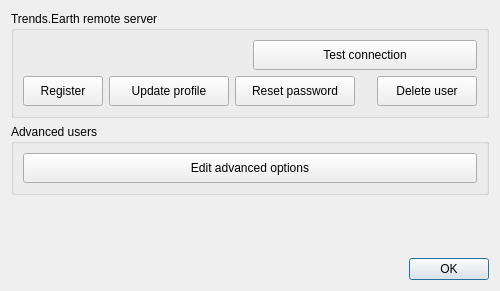
Above: LDMP/gui/DlgSettings.ui from ConservationInternational/trends.earth before the change. Below: the same form after it.
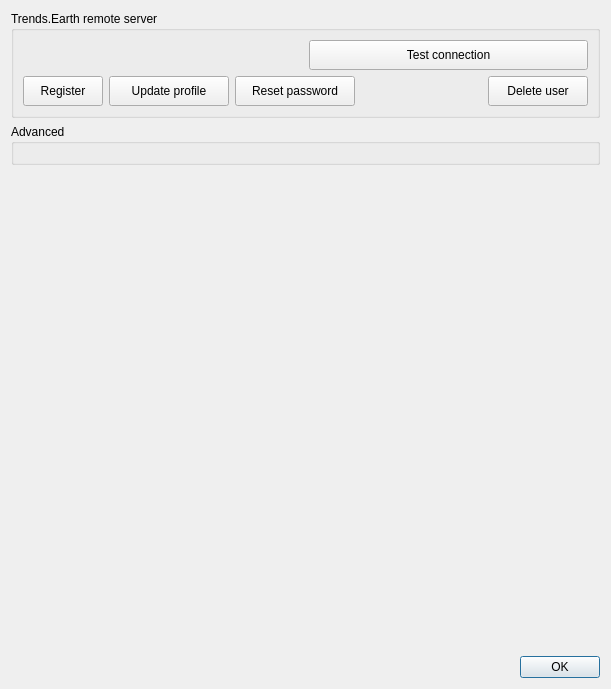
That is the form after the change. Custom widgets are drawn as their Qt base class.

Commit message:
Advanced parameters refactoring in the Settings dialogue. Fixes #359 (#365)
Refactor the settings dialogue's advanced section

```diff
--- a/LDMP/gui/DlgSettings.ui
+++ b/LDMP/gui/DlgSettings.ui
@@ -9,8 +9,8 @@
    <rect>
     <x>0</x>
     <y>0</y>
-    <width>500</width>
-    <height>291</height>
+    <width>611</width>
+    <height>689</height>
    </rect>
   </property>
   <property name="sizePolicy">
@@ -227,35 +227,9 @@
       </font>
      </property>
      <property name="title">
-      <string>Advanced users</string>
+      <string>Advanced</string>
      </property>
-     <layout class="QVBoxLayout" name="verticalLayout_3">
-      <item>
-       <widget class="QPushButton" name="pushButton_advanced">
-        <property name="sizePolicy">
-         <sizepolicy hsizetype="Minimum" vsizetype="Minimum">
-          <horstretch>0</horstretch>
-          <verstretch>0</verstretch>
-         </sizepolicy>
-        </property>
-        <property name="minimumSize">
-         <size>
-          <width>0</width>
-          <height>30</height>
-         </size>
-        </property>
-        <property name="font">
-         <font>
-          <weight>50</weight>
-          <bold>false</bold>
-         </font>
-        </property>
-        <property name="text">
-         <string>Edit advanced options</string>
-        </property>
-       </widget>
-      </item>
-     </layout>
+     <layout class="QVBoxLayout" name="verticalLayout_advanced"/>
     </widget>
    </item>
    <item>
```
Left out of the diff: 2 changed lines with no effect on the pictures. The commit also changes 7 other files.
